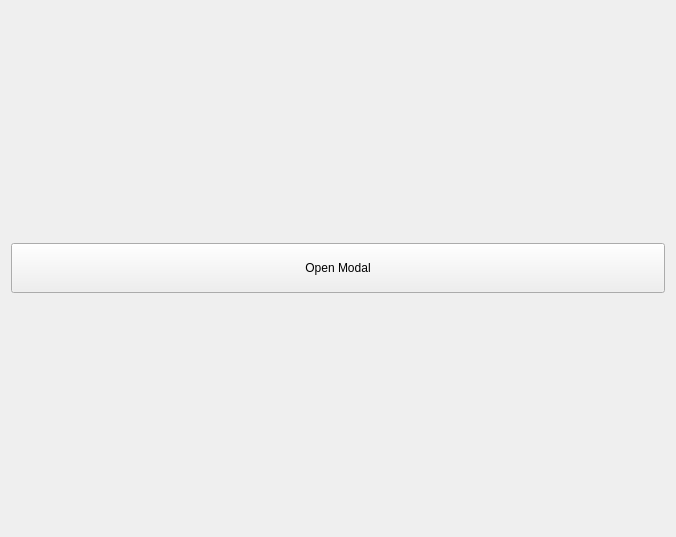
Qt form src/sample/testwindow.ui (leafcode/libsleek) before a commit.
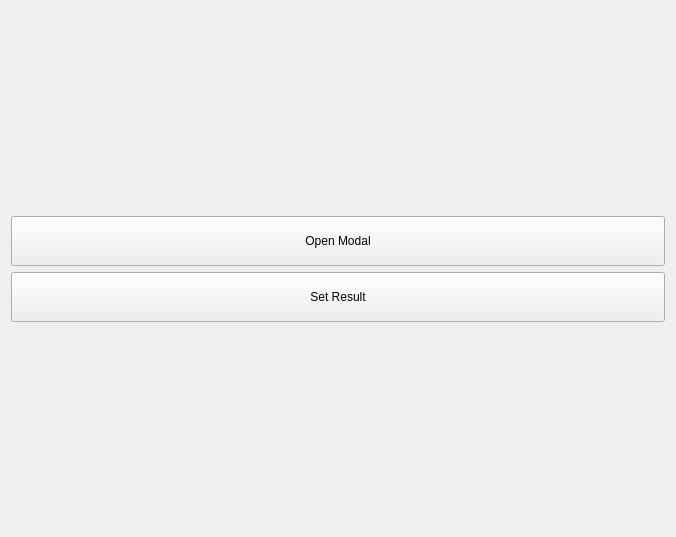
The same form after that commit.

Commit message:
Results+delete children
Can now set a bool result for a SleekWindow that will be returned by
SleekWindow.exec().
Now deletes the layouts created in SleekBorderless.

```diff
--- a/src/sample/testwindow.ui
+++ b/src/sample/testwindow.ui
@@ -13,7 +13,20 @@
   <property name="windowTitle">
    <string>Form</string>
   </property>
-  <layout class="QHBoxLayout" name="horizontalLayout">
+  <layout class="QVBoxLayout" name="verticalLayout">
+   <item>
+    <spacer name="verticalSpacer">
+     <property name="orientation">
+      <enum>Qt::Vertical</enum>
+     </property>
+     <property name="sizeHint" stdset="0">
+      <size>
+       <width>20</width>
+       <height>40</height>
+      </size>
+     </property>
+    </spacer>
+   </item>
    <item>
     <widget class="QPushButton" name="pushButton">
      <property name="minimumSize">
@@ -27,6 +40,32 @@
      </property>
     </widget>
    </item>
+   <item>
+    <widget class="QPushButton" name="pushButtonSetResult">
+     <property name="minimumSize">
+      <size>
+       <width>0</width>
+       <height>50</height>
+      </size>
+     </property>
+     <property name="text">
+      <string>Set Result</string>
+     </property>
+    </widget>
+   </item>
+   <item>
+    <spacer name="verticalSpacer_2">
+     <property name="orientation">
+      <enum>Qt::Vertical</enum>
+     </property>
+     <property name="sizeHint" stdset="0">
+      <size>
+       <width>20</width>
+       <height>40</height>
+      </size>
+     </property>
+    </spacer>
+   </item>
   </layout>
  </widget>
  <resources/>
```
The commit also changes 7 other files.
